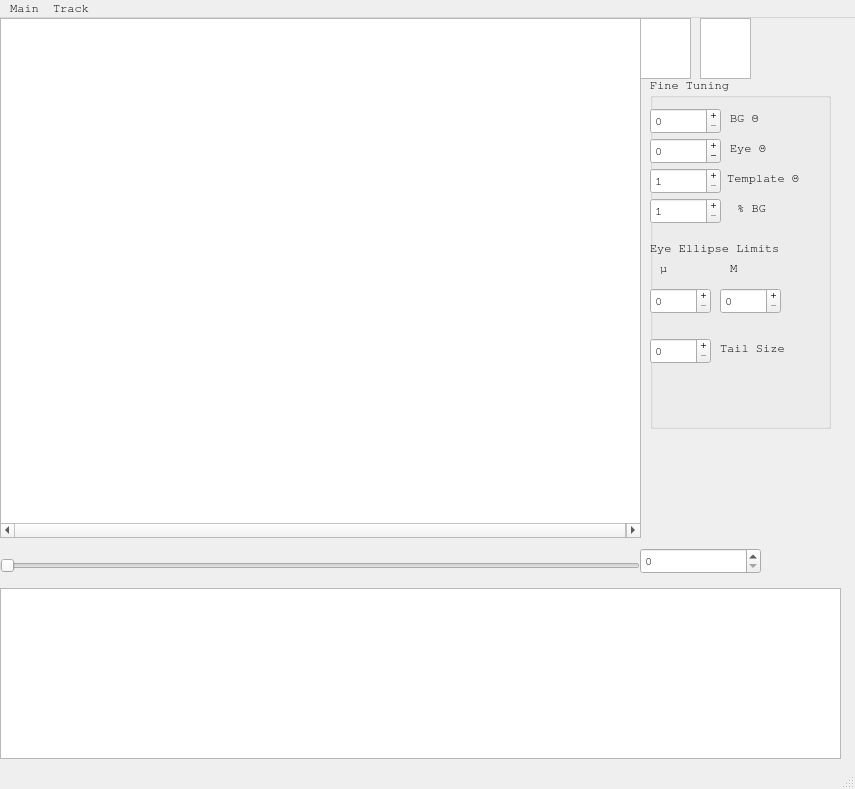
The window that GUI/mainwindow.ui (kostasl/zebrafish_tracker) describes before a commit, drawn with Qt 5.
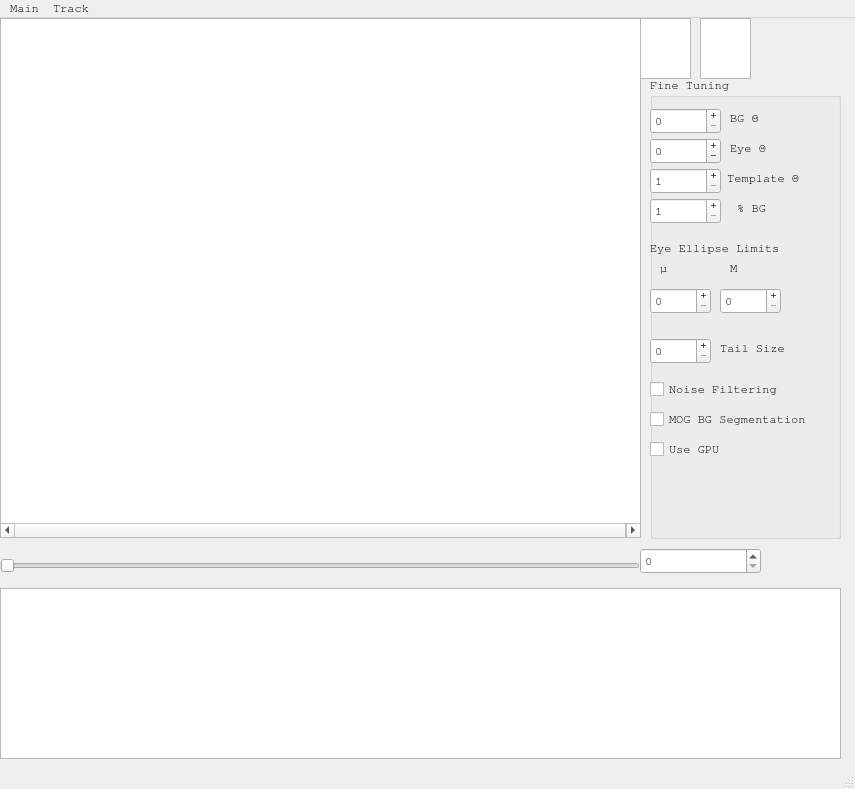
The same window after the commit.

Commit message: Added checkboxes to change processing of BG, and GPU in realtime. Made processMask Function that handles GPU non GPU Processing of MOG Mask. Only ENable MOG2 if the commandline Flag/checkbox is set

The edit to the form file:
```diff
--- a/GUI/mainwindow.ui
+++ b/GUI/mainwindow.ui
@@ -130,8 +130,8 @@
      <rect>
       <x>650</x>
       <y>60</y>
-      <width>181</width>
-      <height>351</height>
+      <width>191</width>
+      <height>461</height>
      </rect>
     </property>
     <property name="title">
@@ -401,6 +401,45 @@
       <string> % BG</string>
      </property>
     </widget>
+    <widget class="QCheckBox" name="checkBoxNoiseFilter">
+     <property name="geometry">
+      <rect>
+       <x>0</x>
+       <y>300</y>
+       <width>161</width>
+       <height>23</height>
+      </rect>
+     </property>
+     <property name="text">
+      <string>Noise Filtering</string>
+     </property>
+    </widget>
+    <widget class="QCheckBox" name="checkBoxMOG">
+     <property name="geometry">
+      <rect>
+       <x>0</x>
+       <y>330</y>
+       <width>191</width>
+       <height>23</height>
+      </rect>
+     </property>
+     <property name="text">
+      <string>MOG BG Segmentation</string>
+     </property>
+    </widget>
+    <widget class="QCheckBox" name="checkBoxGPU">
+     <property name="geometry">
+      <rect>
+       <x>0</x>
+       <y>360</y>
+       <width>92</width>
+       <height>23</height>
+      </rect>
+     </property>
+     <property name="text">
+      <string>Use GPU</string>
+     </property>
+    </widget>
    </widget>
    <widget class="QGraphicsView" name="graphicsViewTemplate">
     <property name="geometry">
```
The commit also changes 4 other files.
